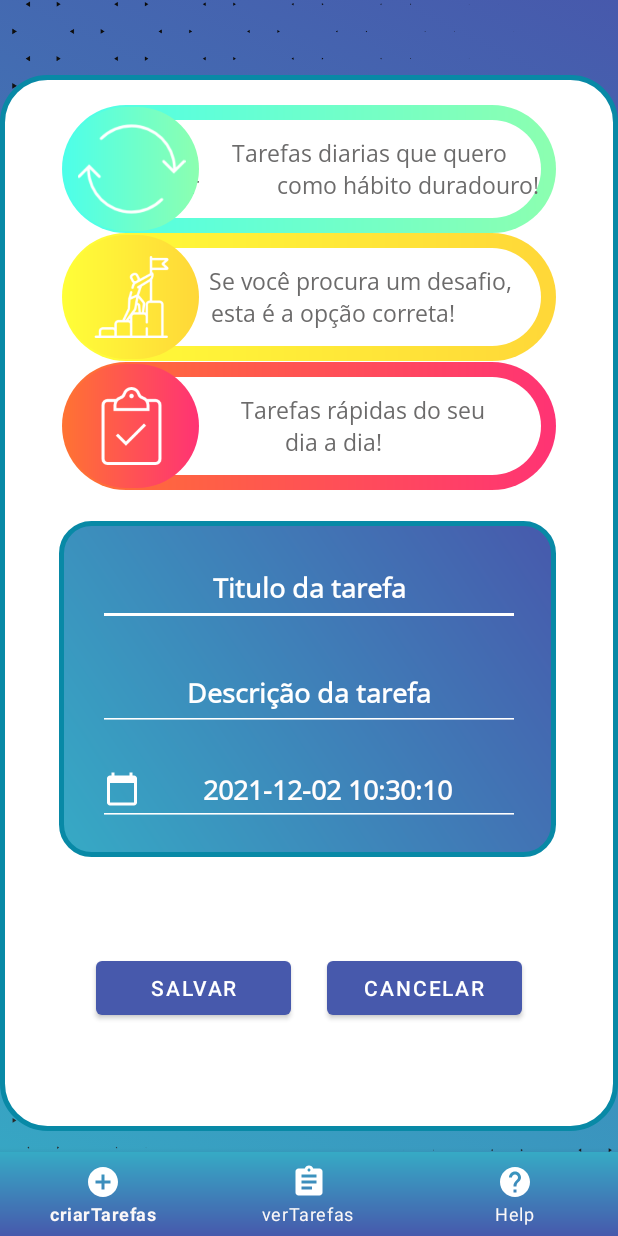
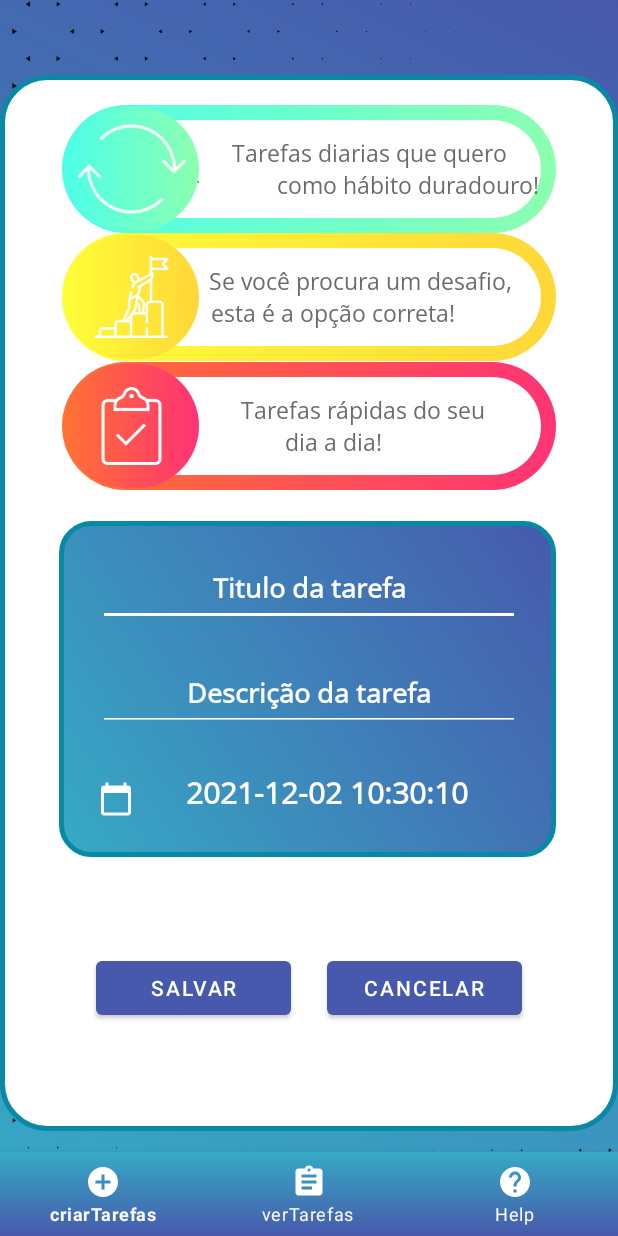
Before and after one commit to Felipe-alv-es/ProjetoIntegrador2.0, an Android app: the CrationTask_fragment screen opened directly, with no data from a screen before it, on a phone screen of 412 x 824 dp. Run offline under Robolectric (Android 15) with nearby library versions, the phone set to English and light mode, and no system bars; our stand-ins replace Dagger/Hilt's generated code, navigation-ui; Roboto replaces fonts that are not available here.

Commit message:
Adicionado o verificador de input e alterado o tipo da data para textView

```diff
--- a/app/src/main/res/layout/fragment_cration_task_fragment.xml
+++ b/app/src/main/res/layout/fragment_cration_task_fragment.xml
@@ -249,7 +249,7 @@
         app:layout_constraintStart_toStartOf="@+id/form_box"
         app:layout_constraintTop_toTopOf="@+id/form_box" />
 
-    <EditText
+    <TextView
         android:id="@+id/inputData"
         style="@style/TextInput"
         android:layout_width="match_parent"
@@ -263,9 +263,11 @@
         android:importantForAutofill="no"
         android:inputType="date"
         android:textColor="#FFFDFD"
+        android:textSize="20sp"
         app:layout_constraintEnd_toEndOf="@+id/form_box"
         app:layout_constraintStart_toStartOf="@+id/form_box"
-        app:layout_constraintTop_toBottomOf="@+id/descricaoTask" />
+        app:layout_constraintTop_toBottomOf="@+id/descricaoTask"
+        android:paddingTop="12dp"/>
 
     <EditText
         android:id="@+id/descricaoTask"
```
Also changed, not shown: app/src/main/java/com/example/aplicationtestinglayout/CrationTask_fragment.kt (+33 -4 lines).
